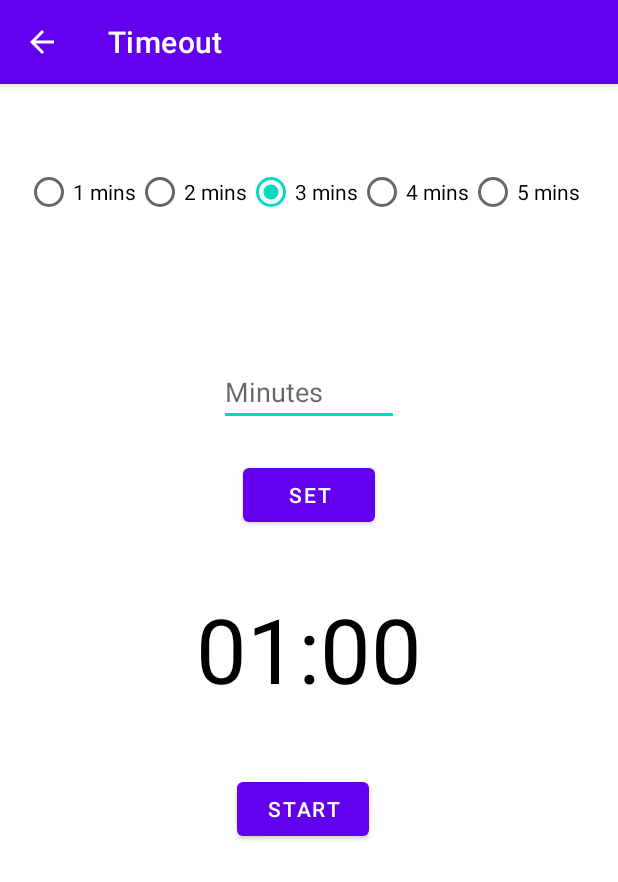
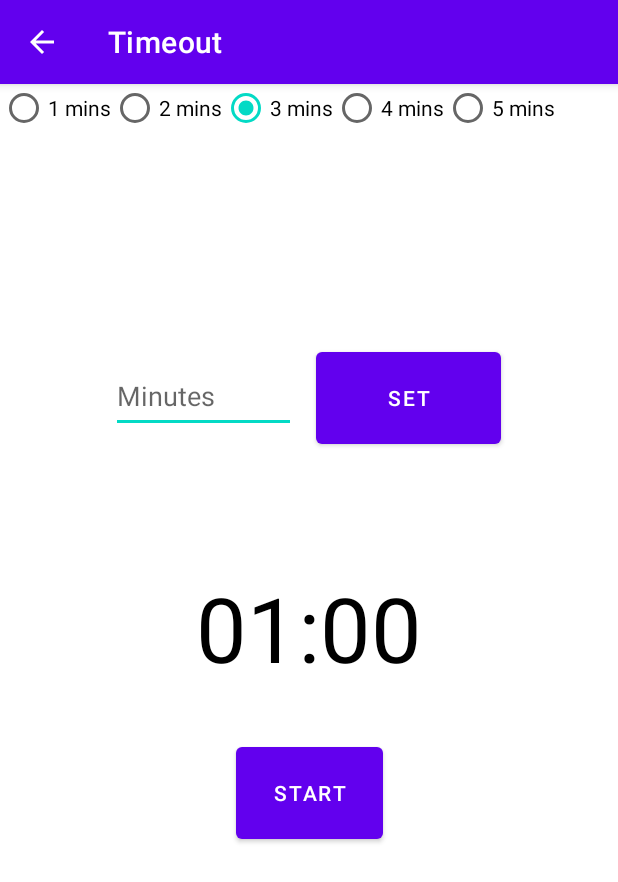
Before and after one commit to Stephen1eung/AndroidOS-Parenting-App, an Android app: the TimeoutActivity screen opened directly, with no data from a screen before it, on a phone screen of 412 x 824 dp. Shown: the top 882 px of the screen. Run offline under Robolectric (Android 15) with nearby library versions, the phone set to English and light mode, and no system bars.

```diff
--- a/app/src/main/res/layout/activity_timeout.xml
+++ b/app/src/main/res/layout/activity_timeout.xml
@@ -6,39 +6,78 @@
     android:layout_height="match_parent"
     tools:context=".UI.TimeoutActivity">
 
+    <RadioGroup
+        android:id="@+id/timeGroup"
+        android:layout_width="0dp"
+        android:layout_height="0dp"
+        android:layout_marginBottom="99dp"
+        android:orientation="horizontal"
+        app:layout_constraintBottom_toTopOf="@+id/setBtn"
+        app:layout_constraintEnd_toEndOf="parent"
+        app:layout_constraintHorizontal_bias="1.0"
+        app:layout_constraintStart_toStartOf="parent"
+        app:layout_constraintTop_toTopOf="parent" />
+
+    <Button
+        android:id="@+id/setBtn"
+        android:layout_width="0dp"
+        android:layout_height="0dp"
+        android:layout_alignTop="@+id/userInput"
+        android:layout_marginEnd="78dp"
+        android:layout_marginBottom="76dp"
+        android:layout_toEndOf="@+id/userInput"
+        android:text="Set"
+        app:layout_constraintBottom_toTopOf="@+id/countDown"
+        app:layout_constraintEnd_toEndOf="parent"
+        app:layout_constraintStart_toEndOf="@+id/userInput"
+        app:layout_constraintTop_toBottomOf="@+id/timeGroup" />
+
     <EditText
         android:id="@+id/userInput"
-        android:layout_width="120dp"
-        android:layout_height="wrap_content"
+        android:layout_width="0dp"
+        android:layout_height="49dp"
         android:layout_centerHorizontal="true"
-        android:layout_marginBottom="9dp"
+        android:layout_marginStart="74dp"
+        android:layout_marginEnd="13dp"
         android:hint="Minutes"
         android:inputType="number"
         android:maxLength="4"
-        app:layout_constraintBottom_toTopOf="@+id/setBtn"
+        app:layout_constraintBaseline_toBaselineOf="@+id/setBtn"
+        app:layout_constraintEnd_toStartOf="@+id/setBtn"
+        app:layout_constraintStart_toStartOf="parent" />
+
+    <Button
+        android:id="@+id/startAndPauseBtn"
+        android:layout_width="0dp"
+        android:layout_height="0dp"
+        android:layout_marginStart="4dp"
+        android:layout_marginEnd="4dp"
+        android:layout_marginBottom="1dp"
+        android:text="Start"
+        app:layout_constraintBottom_toTopOf="@+id/resetBtn"
+        app:layout_constraintEnd_toEndOf="@+id/resetBtn"
+        app:layout_constraintStart_toStartOf="@+id/resetBtn"
+        app:layout_constraintTop_toBottomOf="@+id/countDown" />
+
+    <Button
+        android:id="@+id/resetBtn"
+        android:layout_width="106dp"
+        android:layout_height="0dp"
+        android:layout_marginBottom="184dp"
+        android:text="reset"
+        android:visibility="invisible"
+        app:layout_constraintBottom_toBottomOf="parent"
         app:layout_constraintEnd_toEndOf="parent"
         app:layout_constraintStart_toStartOf="parent"
-        app:layout_constraintTop_toBottomOf="@+id/timeGroup" />
-
-    <Button
-        android:id="@+id/setBtn"
-        android:layout_width="wrap_content"
-        android:layout_height="wrap_content"
-        android:layout_alignTop="@+id/userInput"
-        android:layout_marginStart="16dp"
-        android:layout_marginBottom="26dp"
-        android:layout_toEndOf="@+id/userInput"
-        android:text="Set"
-        app:layout_constraintBottom_toTopOf="@+id/countDown"
-        app:layout_constraintStart_toStartOf="@+id/userInput"
-        app:layout_constraintTop_toBottomOf="@+id/userInput" />
+        app:layout_constraintTop_toBottomOf="@+id/startAndPauseBtn"
+        tools:visibility="visible" />
 
     <TextView
         android:id="@+id/countDown"
         android:layout_width="wrap_content"
         android:layout_height="wrap_content"
         android:layout_centerInParent="true"
-        android:layout_marginBottom="30dp"
+        android:layout_marginBottom="33dp"
         android:text="00:00"
         android:textColor="@android:color/black"
         android:textSize="60sp"
@@ -47,41 +86,4 @@
         app:layout_constraintStart_toStartOf="parent"
         app:layout_constraintTop_toBottomOf="@+id/setBtn" />
 
-    <Button
-        android:id="@+id/resetBtn"
-        android:layout_width="wrap_content"
-        android:layout_height="wrap_content"
-        android:layout_marginStart="4dp"
-        android:layout_marginBottom="165dp"
-        android:text="reset"
-        android:visibility="invisible"
-        app:layout_constraintBottom_toBottomOf="parent"
-        app:layout_constraintStart_toStartOf="@+id/startAndPauseBtn"
-        app:layout_constraintTop_toBottomOf="@+id/startAndPauseBtn"
-        tools:visibility="visible" />
-
-    <Button
-        android:id="@+id/startAndPauseBtn"
-        android:layout_width="wrap_content"
-        android:layout_height="wrap_content"
-        android:layout_marginStart="27dp"
-        android:layout_marginBottom="22dp"
-        android:text="Start"
-        app:layout_constraintBottom_toTopOf="@+id/resetBtn"
-        app:layout_constraintStart_toStartOf="@+id/countDown"
-        app:layout_constraintTop_toBottomOf="@+id/countDown" />
-
-    <RadioGroup
-        android:id="@+id/timeGroup"
-        android:layout_width="381dp"
-        android:layout_height="50dp"
-        android:layout_marginTop="43dp"
-        android:layout_marginBottom="64dp"
-        android:orientation="horizontal"
-        app:layout_constraintBottom_toTopOf="@+id/userInput"
-        app:layout_constraintEnd_toEndOf="parent"
-        app:layout_constraintHorizontal_bias="0.533"
-        app:layout_constraintStart_toStartOf="parent"
-        app:layout_constraintTop_toTopOf="parent" />
-
 </androidx.constraintlayout.widget.ConstraintLayout>
```
